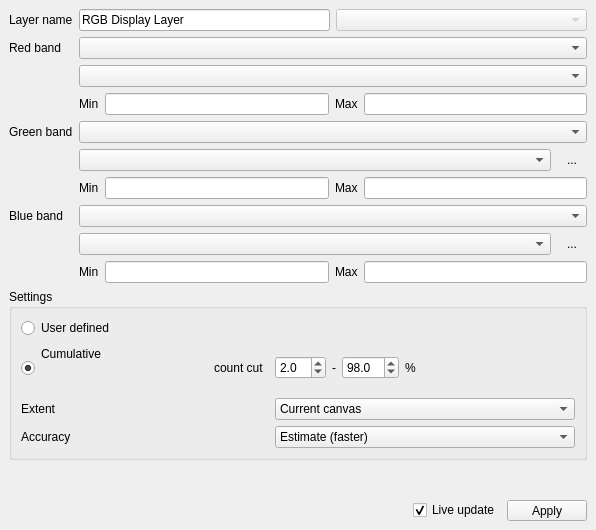
This is enmapbox/coreapps/multisourcemultibandcolorrendererapp/multisourcemultibandcolorrendererdialog.ui in EnMAP-Box/enmap-box as Qt 5 draws it before an edit. The edited form follows.
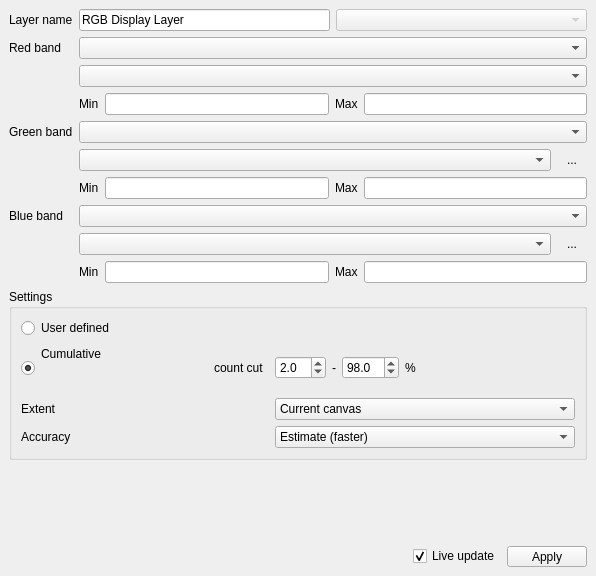
This is the edited form. Icons and pictures are not drawn. Custom widgets are drawn as their Qt base class.

What changed in the file:
```diff
--- a/enmapbox/coreapps/multisourcemultibandcolorrendererapp/multisourcemultibandcolorrendererdialog.ui
+++ b/enmapbox/coreapps/multisourcemultibandcolorrendererapp/multisourcemultibandcolorrendererdialog.ui
@@ -7,7 +7,7 @@
                 <x>0</x>
                 <y>0</y>
                 <width>596</width>
-                <height>530</height>
+    <height>576</height>
             </rect>
         </property>
         <property name="windowTitle">
```
Left out of the diff: 26 changed lines with no effect on the pictures. Lines whose indentation alone changed are shown as unchanged.
